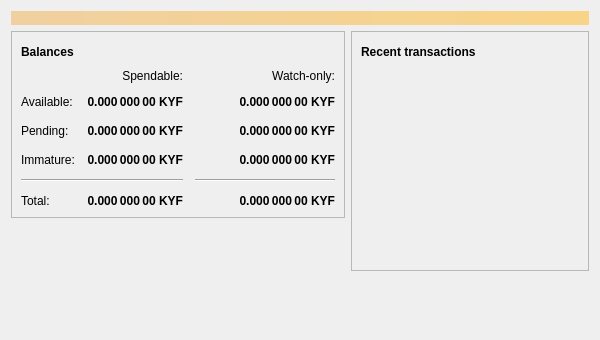
Qt form kryptofranccore/src/qt/forms/overviewpage.ui (NicolasChoukroun/Kryptofranc) before a commit.
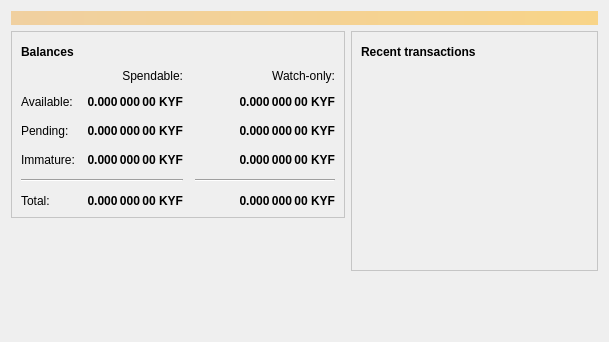
The same form after that commit. Icons and pictures are not drawn.

```diff
--- a/kryptofranccore/src/qt/forms/overviewpage.ui
+++ b/kryptofranccore/src/qt/forms/overviewpage.ui
@@ -2,17 +2,23 @@
 <ui version="4.0">
  <class>OverviewPage</class>
  <widget class="QWidget" name="OverviewPage">
+  <property name="enabled">
+   <bool>true</bool>
+  </property>
   <property name="geometry">
    <rect>
     <x>0</x>
     <y>0</y>
-    <width>600</width>
-    <height>340</height>
+    <width>609</width>
+    <height>342</height>
    </rect>
   </property>
   <property name="windowTitle">
    <string>Form</string>
   </property>
+  <property name="autoFillBackground">
+   <bool>false</bool>
+  </property>
   <layout class="QVBoxLayout" name="topLayout">
    <item>
     <widget class="QLabel" name="labelAlerts">
@@ -39,6 +45,70 @@
       <layout class="QVBoxLayout" name="verticalLayout_2">
        <item>
         <widget class="QFrame" name="frame">
+         <property name="palette">
+          <palette>
+           <active>
+            <colorrole role="Base">
+             <brush brushstyle="SolidPattern">
+              <color alpha="255">
+               <red>255</red>
+               <green>255</green>
+               <blue>255</blue>
+              </color>
+             </brush>
+            </colorrole>
+            <colorrole role="Window">
+             <brush brushstyle="SolidPattern">
+              <color alpha="255">
+               <red>255</red>
+               <green>255</green>
+               <blue>255</blue>
+              </color>
+             </brush>
+            </colorrole>
+           </active>
+           <inactive>
+            <colorrole role="Base">
+             <brush brushstyle="SolidPattern">
+              <color alpha="255">
+               <red>255</red>
+               <green>255</green>
+               <blue>255</blue>
+              </color>
+             </brush>
+            </colorrole>
+            <colorrole role="Window">
+             <brush brushstyle="SolidPattern">
+              <color alpha="255">
+               <red>255</red>
+               <green>255</green>
+               <blue>255</blue>
+              </color>
+             </brush>
+            </colorrole>
+           </inactive>
+           <disabled>
+            <colorrole role="Base">
+             <brush brushstyle="SolidPattern">
+              <color alpha="255">
+               <red>255</red>
+               <green>255</green>
+               <blue>255</blue>
+              </color>
+             </brush>
+            </colorrole>
+            <colorrole role="Window">
+             <brush brushstyle="SolidPattern">
+              <color alpha="255">
+               <red>255</red>
+               <green>255</green>
+               <blue>255</blue>
+              </color>
+             </brush>
+            </colorrole>
+           </disabled>
+          </palette>
+         </property>
          <property name="frameShape">
           <enum>QFrame::StyledPanel</enum>
          </property>
@@ -425,6 +495,70 @@
       <layout class="QVBoxLayout" name="verticalLayout_3">
        <item>
         <widget class="QFrame" name="frame_2">
+         <property name="palette">
+          <palette>
+           <active>
+            <colorrole role="Base">
+             <brush brushstyle="SolidPattern">
+              <color alpha="255">
+               <red>255</red>
+               <green>255</green>
+               <blue>255</blue>
+              </color>
+             </brush>
+            </colorrole>
+            <colorrole role="Window">
+             <brush brushstyle="SolidPattern">
+              <color alpha="255">
+               <red>255</red>
+               <green>255</green>
+               <blue>255</blue>
+              </color>
+             </brush>
+            </colorrole>
+           </active>
+           <inactive>
+            <colorrole role="Base">
+             <brush brushstyle="SolidPattern">
+              <color alpha="255">
+               <red>255</red>
+               <green>255</green>
+               <blue>255</blue>
+              </color>
+             </brush>
+            </colorrole>
+            <colorrole role="Window">
+             <brush brushstyle="SolidPattern">
+              <color alpha="255">
+               <red>255</red>
+               <green>255</green>
+               <blue>255</blue>
+              </color>
+             </brush>
+            </colorrole>
+           </inactive>
+           <disabled>
+            <colorrole role="Base">
+             <brush brushstyle="SolidPattern">
+              <color alpha="255">
+               <red>255</red>
+               <green>255</green>
+               <blue>255</blue>
+              </color>
+             </brush>
+            </colorrole>
+            <colorrole role="Window">
+             <brush brushstyle="SolidPattern">
+              <color alpha="255">
+               <red>255</red>
+               <green>255</green>
+               <blue>255</blue>
+              </color>
+             </brush>
+            </colorrole>
+           </disabled>
+          </palette>
+         </property>
          <property name="font">
           <font>
            <weight>50</weight>
```
